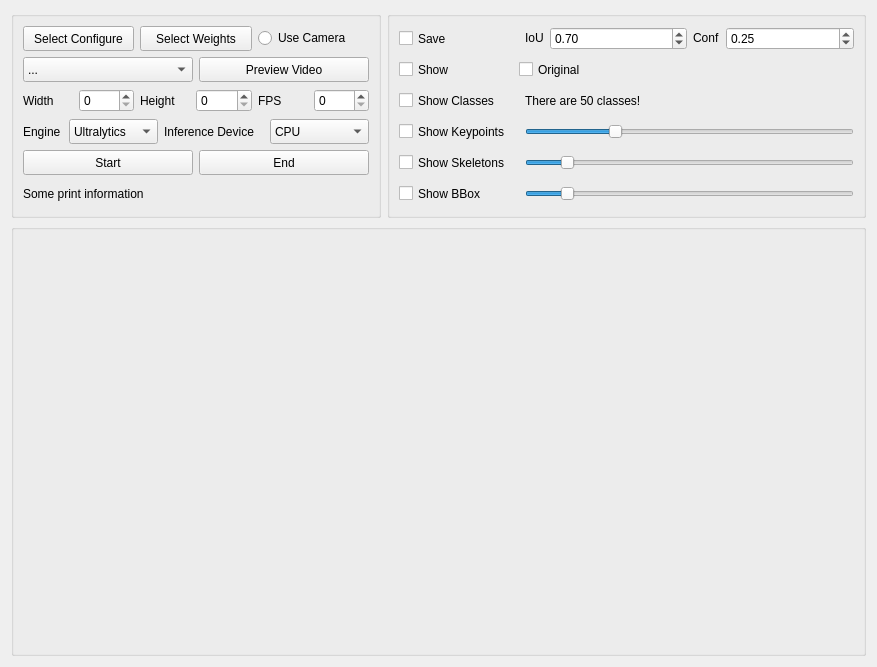
Before: the Qt Designer form animalposetracker/gui/ui/animalposeinference.ui in wux024/AnimalPoseTracker, drawn with Qt 5.
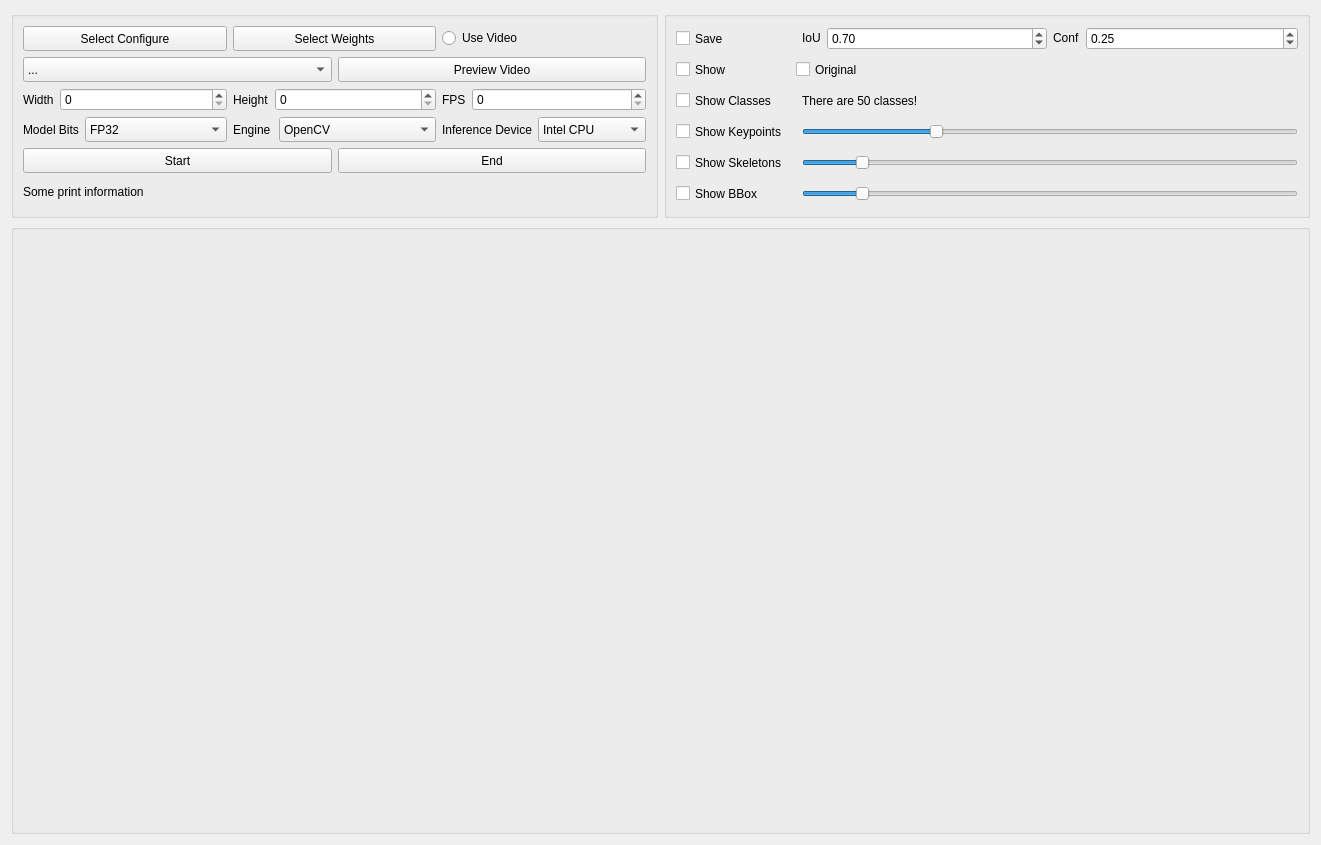
After: the same form once the commit is applied. Icons and pictures are not drawn.

Patch:
```diff
--- a/animalposetracker/gui/ui/animalposeinference.ui
+++ b/animalposetracker/gui/ui/animalposeinference.ui
@@ -6,8 +6,8 @@
    <rect>
     <x>0</x>
     <y>0</y>
-    <width>877</width>
-    <height>667</height>
+    <width>1321</width>
+    <height>845</height>
    </rect>
   </property>
   <property name="sizePolicy">
@@ -104,7 +104,7 @@
                </sizepolicy>
               </property>
               <property name="text">
-               <string>Use Camera</string>
+               <string>Use Video</string>
               </property>
              </widget>
             </item>
@@ -177,25 +177,20 @@
              <layout class="QHBoxLayout" name="WidthLayout">
               <item>
                <widget class="QLabel" name="WidthLabel">
-                <property name="minimumSize">
-                 <size>
-                  <width>50</width>
-                  <height>25</height>
-                 </size>
-                </property>
-                <property name="maximumSize">
-                 <size>
-                  <width>50</width>
-                  <height>25</height>
-                 </size>
-                </property>
                 <property name="text">
                  <string>Width</string>
                 </property>
                </widget>
               </item>
               <item>
-               <widget class="QSpinBox" name="WidthSetup"/>
+               <widget class="QSpinBox" name="WidthSetup">
+                <property name="sizePolicy">
+                 <sizepolicy hsizetype="Expanding" vsizetype="Fixed">
+                  <horstretch>0</horstretch>
+                  <verstretch>0</verstretch>
+                 </sizepolicy>
+                </property>
+               </widget>
               </item>
              </layout>
             </item>
@@ -203,25 +198,20 @@
              <layout class="QHBoxLayout" name="HeightLayout">
               <item>
                <widget class="QLabel" name="HeightLabel">
-                <property name="minimumSize">
-                 <size>
-                  <width>50</width>
-                  <height>25</height>
-                 </size>
-                </property>
-                <property name="maximumSize">
-                 <size>
-                  <width>50</width>
-                  <height>25</height>
-                 </size>
-                </property>
                 <property name="text">
                  <string>Height</string>
                 </property>
                </widget>
               </item>
               <item>
-               <widget class="QSpinBox" name="HeightSetup"/>
+               <widget class="QSpinBox" name="HeightSetup">
+                <property name="sizePolicy">
+                 <sizepolicy hsizetype="Expanding" vsizetype="Fixed">
+                  <horstretch>0</horstretch>
+                  <verstretch>0</verstretch>
+                 </sizepolicy>
+                </property>
+               </widget>
               </item>
              </layout>
             </item>
@@ -229,25 +219,20 @@
              <layout class="QHBoxLayout" name="FPSLayout">
               <item>
                <widget class="QLabel" name="FPSLabel">
-                <property name="minimumSize">
-                 <size>
-                  <width>50</width>
-                  <height>25</height>
-                 </size>
-                </property>
-                <property name="maximumSize">
-                 <size>
-                  <width>50</width>
-                  <height>25</height>
-                 </size>
-                </property>
                 <property name="text">
                  <string>FPS</string>
                 </property>
                </widget>
               </item>
               <item>
-               <widget class="QSpinBox" name="FPSSetup"/>
+               <widget class="QSpinBox" name="FPSSetup">
+                <property name="sizePolicy">
+                 <sizepolicy hsizetype="Expanding" vsizetype="Fixed">
+                  <horstretch>0</horstretch>
+                  <verstretch>0</verstretch>
+                 </sizepolicy>
+                </property>
+               </widget>
               </item>
              </layout>
             </item>
@@ -255,6 +240,54 @@
           </item>
           <item>
            <layout class="QHBoxLayout" name="EngineDeviceLayout">
+            <item>
+             <layout class="QHBoxLayout" name="ModelBitsLayout">
+              <item>
+               <widget class="QLabel" name="ModelBitsLabel">
+                <property name="text">
+                 <string>Model Bits</string>
+                </property>
+               </widget>
+              </item>
+              <item>
+               <widget class="QComboBox" name="ModelBits">
+                <property name="sizePolicy">
+                 <sizepolicy hsizetype="Expanding" vsizetype="Fixed">
+                  <horstretch>0</horstretch>
+                  <verstretch>0</verstretch>
+                 </sizepolicy>
+                </property>
+                <property name="minimumSize">
+                 <size>
+                  <width>0</width>
+                  <height>25</height>
+                 </size>
+                </property>
+                <property name="maximumSize">
+                 <size>
+                  <width>16777215</width>
+                  <height>25</height>
+                 </size>
+                </property>
+                <item>
+                 <property name="text">
+                  <string>FP32</string>
+                 </property>
+                </item>
+                <item>
+                 <property name="text">
+                  <string>FP16</string>
+                 </property>
+                </item>
+                <item>
+                 <property name="text">
+                  <string>INT8</string>
+                 </property>
+                </item>
+               </widget>
+              </item>
+             </layout>
+            </item>
             <item>
              <layout class="QHBoxLayout" name="EngineLayout">
               <item>
@@ -284,6 +317,12 @@
               </item>
               <item>
                <widget class="QComboBox" name="EngineSelection">
+                <property name="sizePolicy">
+                 <sizepolicy hsizetype="Expanding" vsizetype="Fixed">
+                  <horstretch>0</horstretch>
+                  <verstretch>0</verstretch>
+                 </sizepolicy>
+                </property>
                 <property name="minimumSize">
                  <size>
                   <width>0</width>
@@ -296,11 +335,6 @@
                   <height>25</height>
                  </size>
                 </property>
-                <item>
-                 <property name="text">
-                  <string>Ultralytics</string>
-                 </property>
-                </item>
                 <item>
                  <property name="text">
                   <string>OpenCV</string>
@@ -324,18 +358,6 @@
              <layout class="QHBoxLayout" name="DeviceLayout">
               <item>
                <widget class="QLabel" name="DeviceLabel">
-                <property name="minimumSize">
-                 <size>
-                  <width>100</width>
-                  <height>25</height>
-                 </size>
-                </property>
-                <property name="maximumSize">
-                 <size>
-                  <width>100</width>
-                  <height>25</height>
-                 </size>
-                </property>
                 <property name="text">
                  <string>Inference Device</string>
                 </property>
@@ -343,6 +365,12 @@
               </item>
               <item>
                <widget class="QComboBox" name="DeviceSelection">
+                <property name="sizePolicy">
+                 <sizepolicy hsizetype="Expanding" vsizetype="Fixed">
+                  <horstretch>0</horstretch>
+                  <verstretch>0</verstretch>
+                 </sizepolicy>
+                </property>
                 <property name="minimumSize">
                  <size>
                   <width>0</width>
@@ -357,7 +385,17 @@
                 </property>
                 <item>
                  <property name="text">
-                  <string>CPU</string>
+                  <string>Intel CPU</string>
+                 </property>
+                </item>
+                <item>
+                 <property name="text">
+                  <string>Intel GPU</string>
+                 </property>
+                </item>
+                <item>
+                 <property name="text">
+                  <string>Intel NPU</string>
                  </property>
                 </item>
                 <item>
@@ -839,22 +877,7 @@
      <property name="alignment">
       <set>Qt::AlignmentFlag::AlignCenter</set>
      </property>
-     <layout class="QHBoxLayout" name="DisplayGroupLayout">
-      <property name="spacing">
-       <number>0</number>
-      </property>
-      <property name="leftMargin">
-       <number>10</number>
-      </property>
-      <property name="topMargin">
-       <number>10</number>
-      </property>
-      <property name="rightMargin">
-       <number>10</number>
-      </property>
-      <property name="bottomMargin">
-       <number>10</number>
-      </property>
+     <layout class="QHBoxLayout" name="DisplayGroupHLayout">
       <item>
        <widget class="QLabel" name="Display">
         <property name="sizePolicy">
```
Left out of the diff: 44 changed lines with no effect on the pictures.
